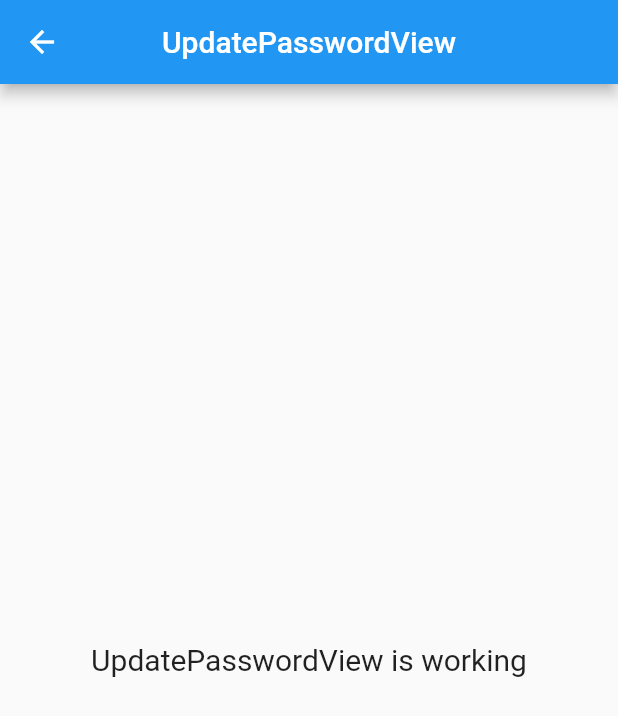
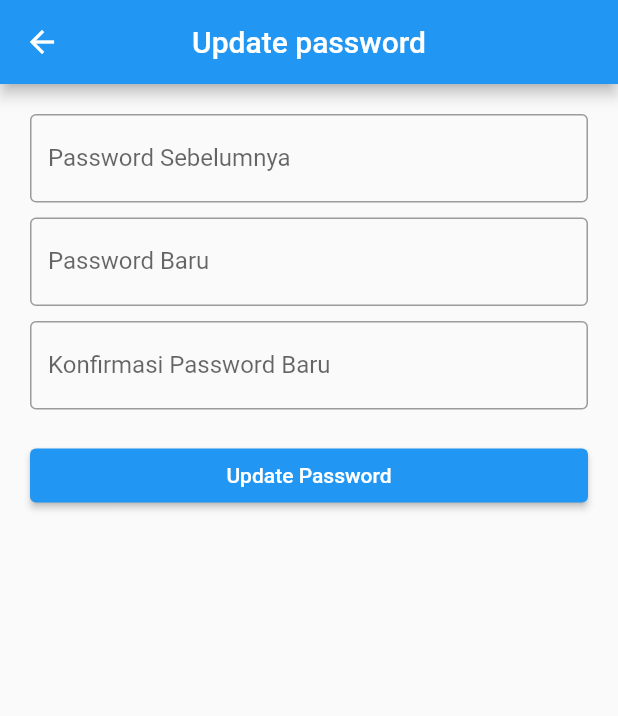
Before and after one commit to Pravasta/Presensi-Apps, a Flutter app: the ProfilePageView screen opened by its route, after a tap on "Update Password", on a phone screen of 412 x 824 dp. Shown: the top 716 px of the screen. Run offline on Flutter 3.47's test engine with Material 2 defaults, Android fonts, the phone set to English and light mode, and no system bars; our stand-ins replace cloud_firestore, firebase_auth, firebase_core, get; accounts and stored records are empty; network calls fail.

Commit message:
pembaruan profile page, update password, dan update profile

```diff
--- a/lib/app/modules/profile_page/views/profile_page_view.dart
+++ b/lib/app/modules/profile_page/views/profile_page_view.dart
@@ -19,13 +19,15 @@ class ProfilePageView extends GetView<ProfilePageController> {
           stream: controller.streamUser(),
           builder: (context, snapshot) {
             if (snapshot.connectionState == ConnectionState.waiting) {
-              const Center(
+              return const Center(
                 child: CircularProgressIndicator(),
               );
             }
             // If untuk menghandle error
             if (snapshot.hasData) {
               Map<String, dynamic> user = snapshot.data!.data()!;
+              String defaultImage =
+                  'https://ui-avatars.com/api/?name=${user['nama']}';
               return ListView(
                 padding: const EdgeInsets.all(20),
                 children: [
@@ -37,7 +39,13 @@ class ProfilePageView extends GetView<ProfilePageController> {
                           width: 120,
                           height: 120,
                           child: Image.network(
-                            'https://ui-avatars.com/api/?name=${user['nama']}',
+                            // Jika user profile != null dan user profile != '' maka isi nya user profile
+                            // jikaa null maka isinyaa https ui avatars
+                            user['profile'] != null
+                                ? user['profile'] != ''
+                                    ? user['profile']
+                                    : defaultImage
+                                : defaultImage,
                             fit: BoxFit.cover,
                           ),
                         ),
--- a/lib/app/modules/update_password/controllers/update_password_controller.dart
+++ b/lib/app/modules/update_password/controllers/update_password_controller.dart
@@ -1,23 +1,49 @@
+import 'package:firebase_auth/firebase_auth.dart';
+import 'package:flutter/material.dart';
 import 'package:get/get.dart';
 
 class UpdatePasswordController extends GetxController {
-  //TODO: Implement UpdatePasswordController
+  RxBool isLoading = false.obs;
+  TextEditingController curPasC = TextEditingController();
+  TextEditingController newPasC = TextEditingController();
+  TextEditingController conNewPasC = TextEditingController();
 
-  final count = 0.obs;
-  @override
-  void onInit() {
-    super.onInit();
+  FirebaseAuth auth = FirebaseAuth.instance;
+
+  void updatePassword() async {
+    if (curPasC.text.isNotEmpty &&
+        newPasC.text.isNotEmpty &&
+        conNewPasC.text.isNotEmpty) {
+      if (newPasC.text == conNewPasC.text) {
+        isLoading.value = true;
+        try {
+          // Cek apakah sudah masuk atau belum
+          String emailUser = auth.currentUser!.email!;
+          // coba login
+          await auth.signInWithEmailAndPassword(
+              email: emailUser, password: curPasC.text);
+          // Kalau sudah login diatas baru menjalankan Update Pass
+          await auth.currentUser!.updatePassword(newPasC.text);
+
+          Get.back();
+          Get.snackbar('Berhasil', 'Password Berhasil Diganti');
+        } on FirebaseAuthException catch (e) {
+          if (e.code == 'wrong-password') {
+            Get.snackbar('Terjadi Kesalahan', 'Password yang dimasukkan salah');
+          } else {
+            Get.snackbar('Terjadi Kesalahan', e.code.toLowerCase());
+          }
+        } catch (e) {
+          Get.snackbar(
+              'Terjadi Kesalahan', 'Tidak dapa melakukan pembaruan Password');
+        } finally {
+          isLoading.value = false;
+        }
+      } else {
+        Get.snackbar('Terjadi Kesalahan', 'Konfirmasi Password Tidak Sama');
+      }
+    } else {
+      Get.snackbar('Terjadi Kesalahan', "Semua input harus diisi");
+    }
   }
-
-  @override
-  void onReady() {
-    super.onReady();
-  }
-
-  @override
-  void onClose() {
-    super.onClose();
-  }
-
-  void increment() => count.value++;
 }
--- a/lib/app/modules/update_password/views/update_password_view.dart
+++ b/lib/app/modules/update_password/views/update_password_view.dart
@@ -10,14 +10,55 @@ class UpdatePasswordView extends GetView<UpdatePasswordController> {
   Widget build(BuildContext context) {
     return Scaffold(
       appBar: AppBar(
-        title: const Text('UpdatePasswordView'),
+        title: const Text('Update password'),
         centerTitle: true,
       ),
-      body: Center(
-        child: Text(
-          'UpdatePasswordView is working',
-          style: TextStyle(fontSize: 20),
-        ),
+      body: ListView(
+        padding: const EdgeInsets.all(20),
+        children: [
+          TextField(
+            controller: controller.curPasC,
+            autocorrect: false,
+            obscureText: true,
+            decoration: const InputDecoration(
+              border: OutlineInputBorder(),
+              labelText: 'Password Sebelumnya',
+            ),
+          ),
+          const SizedBox(height: 10),
+          TextField(
+            controller: controller.newPasC,
+            autocorrect: false,
+            obscureText: true,
+            decoration: const InputDecoration(
+              border: OutlineInputBorder(),
+              labelText: 'Password Baru',
+            ),
+          ),
+          const SizedBox(height: 10),
+          TextField(
+            controller: controller.conNewPasC,
+            autocorrect: false,
+            obscureText: true,
+            decoration: const InputDecoration(
+              border: OutlineInputBorder(),
+              labelText: 'Konfirmasi Password Baru',
+            ),
+          ),
+          const SizedBox(height: 20),
+          Obx(
+            () => ElevatedButton(
+              onPressed: () {
+                if (controller.isLoading.isFalse) {
+                  controller.updatePassword();
+                }
+              },
+              child: controller.isLoading.isFalse
+                  ? const Text('Update Password')
+                  : const Text('Loading'),
+            ),
+          ),
+        ],
       ),
     );
   }
```
Also changed, not shown: lib/app/modules/update_profile/views/update_profile_view.dart (+22 -3 lines).
